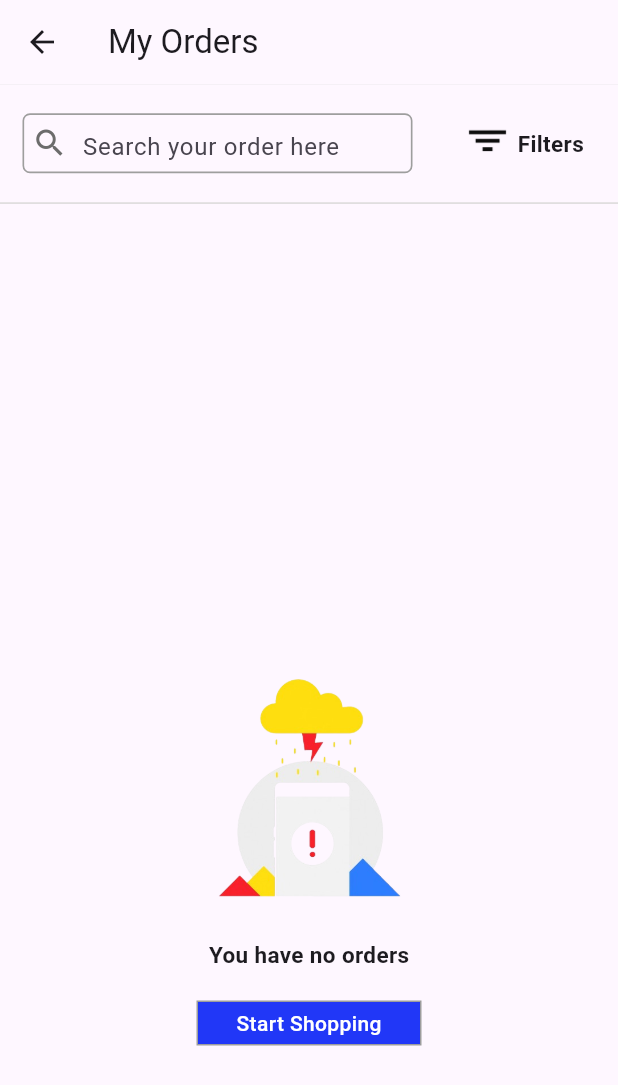
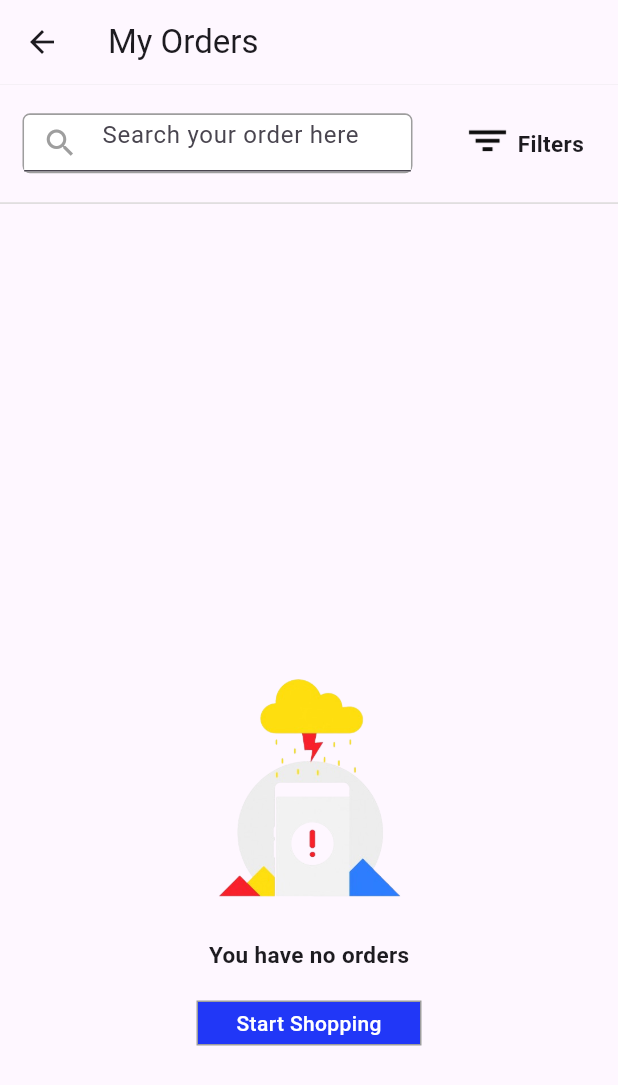
Before and after one commit to Rishananasri/project1, a Flutter app: the screen it shows after launch, item 4 of the bottom bar chosen, after a tap on "Orders", on a phone screen of 412 x 824 dp. Shown: the top 1085 px of the screen. Run offline on Flutter 3.47's test engine with Material 3 defaults, Android fonts, the light colour scheme and no system bars; our stand-ins replace carousel_slider, font_awesome_flutter; network calls fail.

Commit message:
added new screens, widgets, assets and updated code

```diff
--- a/lib/screens/account.dart
+++ b/lib/screens/account.dart
@@ -1,5 +1,4 @@
 import 'package:flutter/material.dart';
-import 'package:font_awesome_flutter/font_awesome_flutter.dart';
 import 'package:project2/widgets/accountscreen_widgets.dart';
 
 class Account extends StatefulWidget {
--- a/lib/screens/order.dart
+++ b/lib/screens/order.dart
@@ -1,5 +1,4 @@
 import 'package:flutter/material.dart';
-import 'package:font_awesome_flutter/font_awesome_flutter.dart';
 
 class OrderPage extends StatefulWidget {
   const OrderPage({super.key});
@@ -41,26 +40,16 @@ class _OrderPageState extends State<OrderPage> {
                       borderRadius: BorderRadius.circular(5),
                       border: Border.all(width: 1.1, color: Colors.grey),
                     ),
-                    child: Row(
-                      children: [
-                        Padding(
-                          padding: EdgeInsets.only(left: 5),
-                          child: Icon(
-                            Icons.search,
-                            color: Color.fromARGB(255, 108, 108, 108),
+                    child:
+                        TextField(
+                          decoration: InputDecoration(
+                            contentPadding: EdgeInsets.symmetric(vertical: 12),
+                            hintText: "Search your order here",
+                            filled: true,
+                            fillColor: Colors.white,
+                            prefixIcon: Icon(Icons.search, color: Colors.grey),
                           ),
                         ),
-                        SizedBox(width: 10),
-                        Expanded(
-                          child: TextField(
-                            decoration: InputDecoration(
-                              hintText: 'Search your order here',
-                              border: InputBorder.none,
-                            ),
-                          ),
-                        ),
-                      ],
-                    ),
                   ),
                 ),
                 SizedBox(width: 30),
--- a/lib/widgets/bottom navigation.dart
+++ b/lib/widgets/bottom navigation.dart
@@ -84,7 +84,7 @@ class _BottomNavState extends State<BottomNav> {
               Icons.shopping_cart,
               color: const Color.fromARGB(255, 20, 89, 199),
             ),
-            label: "Home",
+            label: "Cart",
           ),
         ],
       ),
--- a/lib/widgets/homescreen_widgets.dart
+++ b/lib/widgets/homescreen_widgets.dart
@@ -40,33 +40,25 @@ Widget customsearch() {
           margin: EdgeInsets.symmetric(vertical: 10, horizontal: 10),
           height: 50,
           width: 330,
-          decoration: BoxDecoration(
-            borderRadius: BorderRadius.circular(12),
-            color: Colors.white,
-            border: Border.all(
-              width: 1,
-              color: const Color.fromARGB(221, 158, 158, 158),
-            ),
-          ),
-          child: Row(
-            children: [
-              SizedBox(width: 10),
-              Icon(Icons.search),
-              SizedBox(width: 10),
-              Expanded(
-                child: TextField(
-                  decoration: InputDecoration(
-                    hintText: "Search for products",
-                    border: InputBorder.none,
-                  ),
+          child: TextField(
+            decoration: InputDecoration(
+              contentPadding: EdgeInsets.symmetric(vertical: 12),
+              hintText: "Search for products",
+              border: OutlineInputBorder(
+                borderRadius: BorderRadius.circular(12),
+                borderSide: BorderSide(
+                  color: Color.fromARGB(221, 158, 158, 158),
+                  width: 1,
                 ),
               ),
-              Icon(
+              filled: true,
+              fillColor: Colors.white,
+              prefixIcon: Icon(Icons.search, color: Colors.grey),
+              suffixIcon: Icon(
                 Icons.camera_alt,
-                color: const Color.fromARGB(255, 108, 108, 108),
+                color: Color.fromARGB(255, 108, 108, 108),
               ),
-              SizedBox(width: 10),
-            ],
+            ),
           ),
         ),
         SizedBox(width: 5),
```
